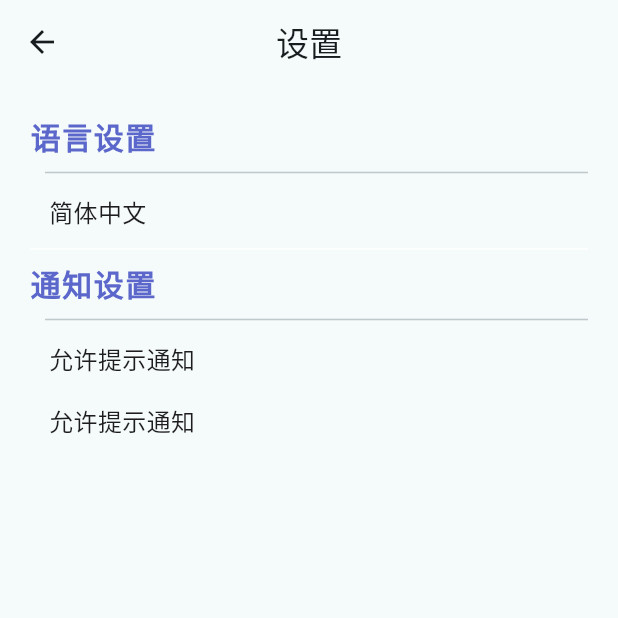
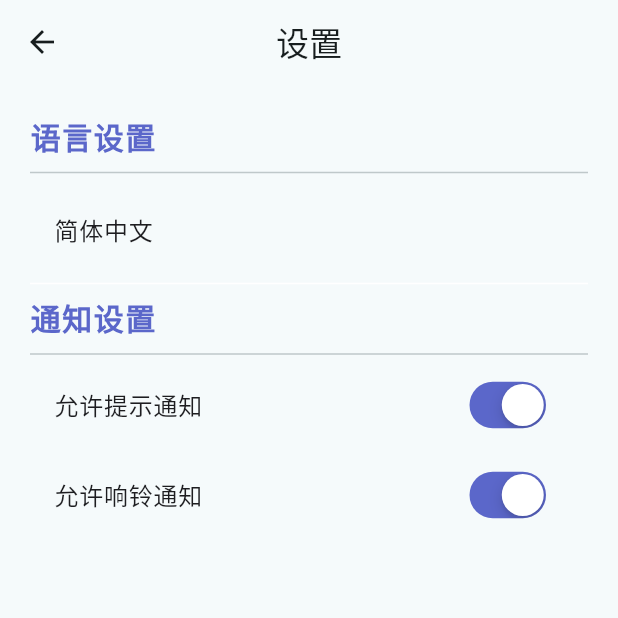
Before and after one commit to plantSnow/Pirt, a Flutter app: the SettingPage screen opened directly, on a phone screen of 412 x 824 dp, the top half of it. Run offline on Flutter 3.47's test engine with Material 3 defaults, Android fonts, the phone set to English and light mode, and no system bars; our stand-ins replace calendar_date_picker2.

Commit message:
设置页完成

```diff
--- a/lib/pages/setting_page.dart
+++ b/lib/pages/setting_page.dart
@@ -15,9 +15,9 @@ class SettingPage extends StatelessWidget {
       ),
       body: ListView(
         padding: const EdgeInsets.all(20),
-        children: const [
-          SettingLanguage(),
-          Divider(
+        children: [
+          const SettingLanguage(),
+          const Divider(
             color: Colors.white,
           ),
           SettingNotice()
--- a/lib/widgets/SettingPage/setting_language.dart
+++ b/lib/widgets/SettingPage/setting_language.dart
@@ -22,17 +22,18 @@ class SettingLanguage extends StatelessWidget {
                     fontWeight: FontWeight.w600),
               ),
               Divider(
-                indent: 10,
+                // indent: 10,
                 thickness: 1,
                 height: 20,
               ),
-              //TODO：做右侧的展开切换语言？真的能有别的语言吗） Hero动画应该是 //语言不切换了, 这个做成死的, 看到了把这条删掉
-              Text(
-                "   简体中文",
-                style: TextStyle(
-                    height: 2,
-                    color: Color.fromARGB(255, 29, 29, 32),
-                    fontSize: 16),
+              ListTile(
+                leading: Text(
+                  "简体中文",
+                  style: TextStyle(
+                      height: 2,
+                      color: Color.fromARGB(255, 29, 29, 32),
+                      fontSize: 16),
+                ),
               ),
             ]),
           ),
--- a/lib/widgets/SettingPage/setting_notice.dart
+++ b/lib/widgets/SettingPage/setting_notice.dart
@@ -1,17 +1,24 @@
+import 'package:flutter/cupertino.dart';
 import 'package:flutter/material.dart';
 
-class SettingNotice extends StatelessWidget {
+class SettingNotice extends StatefulWidget {
   const SettingNotice({super.key});
 
   @override
+  // ignore: no_logic_in_create_state
+  State<SettingNotice> createState() => _SettingNotice();
+}
+
+class _SettingNotice extends State<SettingNotice> {
+  bool switchValue1 = true;
+  bool switchValue2 = true;
+
+  @override
   Widget build(BuildContext context) {
-    return const Column(
-        crossAxisAlignment: CrossAxisAlignment.center,
-        children: [
+    return Column(crossAxisAlignment: CrossAxisAlignment.center, children: [
       SizedBox(
-            child:
-                Column(crossAxisAlignment: CrossAxisAlignment.start, children: [
-              Text(
+        child: Column(crossAxisAlignment: CrossAxisAlignment.start, children: [
+          const Text(
             "通知设置",
             style: TextStyle(
                 // height: 2,
@@ -22,32 +29,60 @@ class SettingNotice extends StatelessWidget {
                 fontSize: 20,
                 fontWeight: FontWeight.w600),
           ),
-              Divider(
-                indent: 10,
+          const Divider(
+            // indent: 10,
             thickness: 1,
             height: 20,
           ),
-              //TODO:做右侧的按钮 KeyEvent
-              /** 1. ListTile, 用 leading 和 tailing 属性, 可以试试,
-                  2. 外面套一层 Row 调距离
-                  嘻嘻 :)
-              **/
-              Text(
-                "   允许提示通知",
+          //好像用row没法再套一层 ListTile有最小高度 为了一致就都用了ListTile
+          ListTile(
+            dense: true,
+            leading: const Text(
+              "允许提示通知",
               style: TextStyle(
-                    height: 2,
+                  // height: 2,
                   color: Color.fromARGB(255, 29, 29, 32),
                   fontSize: 16),
             ),
-              Card(
+            trailing: CupertinoSwitch(
+                activeColor: const Color(0xff5b67ca),
+                value: switchValue1,
+                onChanged: (value) {
+                  setState(() {
+                    switchValue1 = value;
+                  });
+                }),
+            //TODO：按钮触发事件写在onTap的括号里面
+            onTap: () {
+              setState(() {
+                switchValue1 = !switchValue1;
+              });
+            },
+          ),
+          const Card(
             margin: EdgeInsets.all(4),
           ), //占格变宽
-              Text(
-                "   允许提示通知",
+          ListTile(
+            leading: const Text(
+              "允许响铃通知",
               style: TextStyle(
-                    height: 2,
+                  // height: 2,
                   color: Color.fromARGB(255, 29, 29, 32),
                   fontSize: 16),
+            ),
+            trailing: CupertinoSwitch(
+                activeColor: const Color(0xff5b67ca),
+                value: switchValue2,
+                onChanged: (value) {
+                  setState(() {
+                    switchValue2 = value;
+                  });
+                }),
+            onTap: () {
+              setState(() {
+                switchValue2 = !switchValue2;
+              });
+            },
           ),
         ]),
       ),
```
Lines whose indentation alone changed are shown as unchanged.
